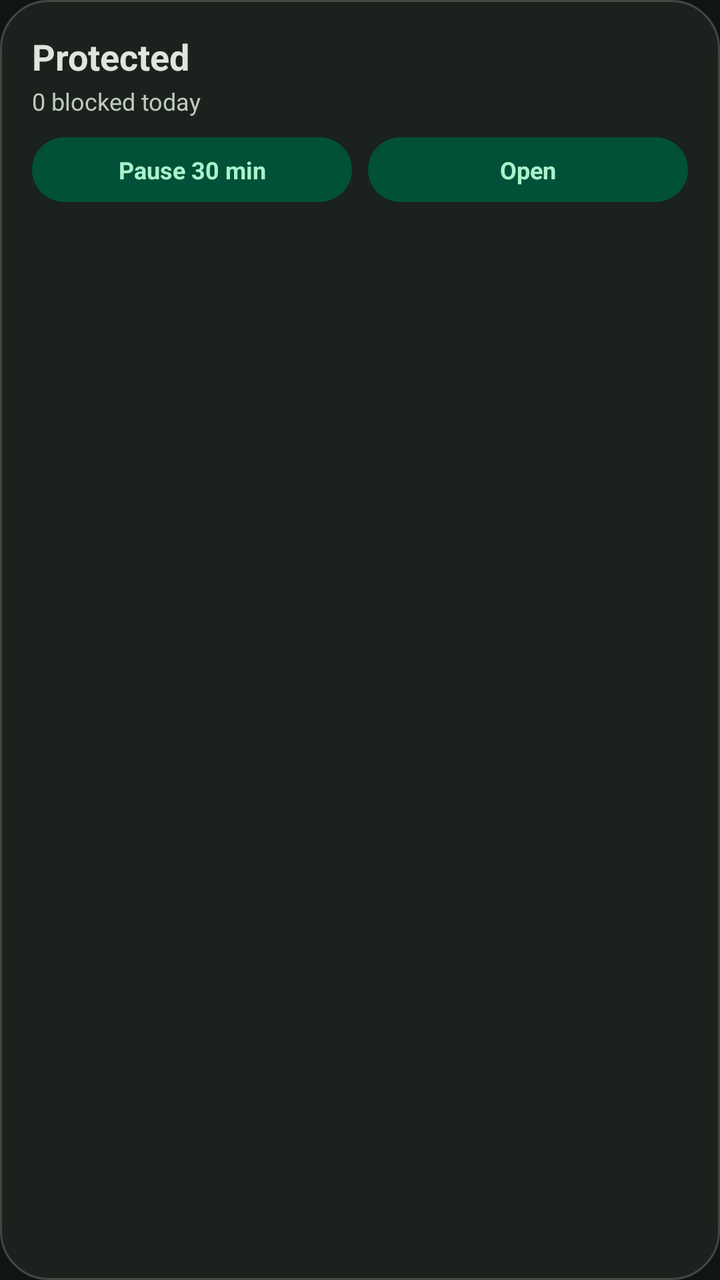
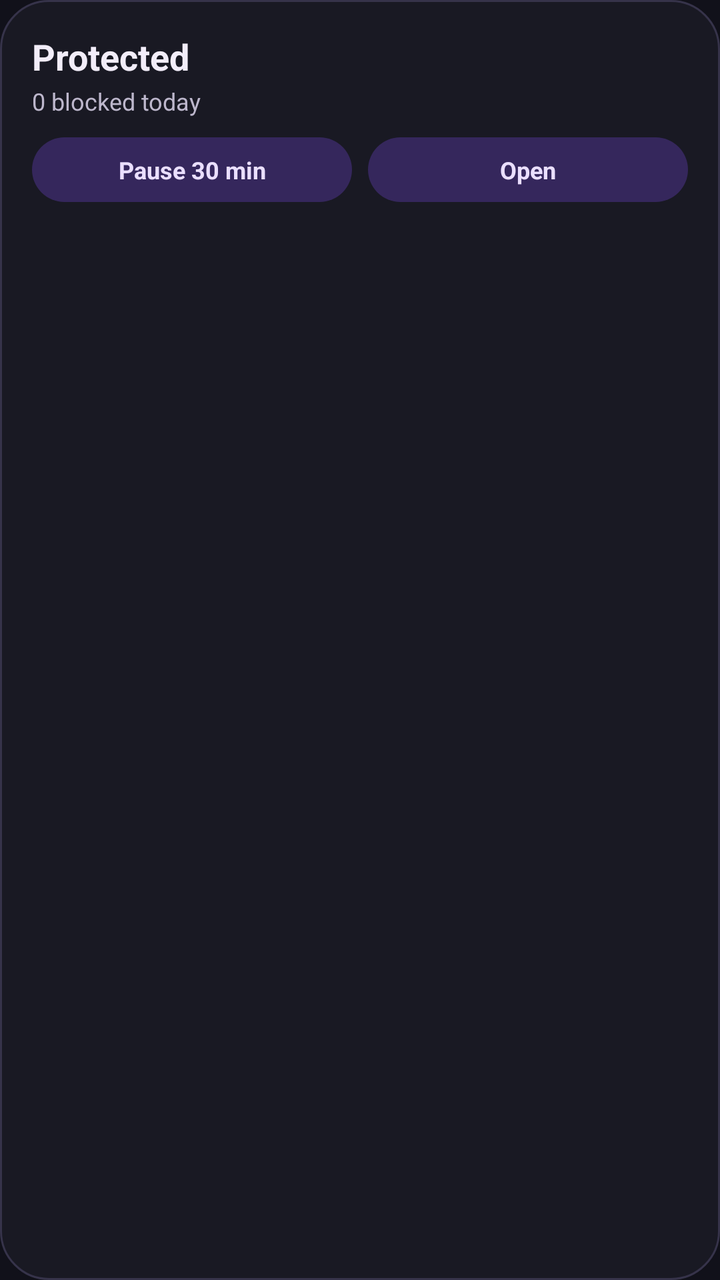

Screens rendered from an Android XML layout before and after an edit, with the pre-edit source and the edit as a unified diff.
<!-- AndroidManifest.xml: application theme Theme.HoleShield -->
<!-- res/layout/shield_widget.xml -->
<?xml version="1.0" encoding="utf-8"?>
<LinearLayout xmlns:android="http://schemas.android.com/apk/res/android"
    android:layout_width="match_parent"
    android:layout_height="match_parent"
    android:background="@drawable/widget_bg"
    android:orientation="vertical"
    android:padding="16dp">

    <TextView
        android:id="@+id/widgetStatus"
        android:layout_width="match_parent"
        android:layout_height="wrap_content"
        android:text="Protected"
        android:textColor="#dee4de"
        android:textSize="18sp"
        android:textStyle="bold" />

    <TextView
        android:id="@+id/widgetSub"
        android:layout_width="match_parent"
        android:layout_height="wrap_content"
        android:layout_marginTop="2dp"
        android:text="0 blocked today"
        android:textColor="#bfc9c1"
        android:textSize="12sp" />

    <LinearLayout
        android:layout_width="match_parent"
        android:layout_height="wrap_content"
        android:layout_marginTop="10dp"
        android:orientation="horizontal">

        <TextView
            android:id="@+id/widgetPause"
            android:layout_width="0dp"
            android:layout_height="wrap_content"
            android:layout_weight="1"
            android:background="@drawable/widget_button"
            android:gravity="center"
            android:paddingTop="8dp"
            android:paddingBottom="8dp"
            android:text="Pause 30 min"
            android:textColor="#a9f2cd"
            android:textSize="12sp"
            android:textStyle="bold" />

        <TextView
            android:id="@+id/widgetOpen"
            android:layout_width="0dp"
            android:layout_height="wrap_content"
            android:layout_marginStart="8dp"
            android:layout_weight="1"
            android:background="@drawable/widget_button"
            android:gravity="center"
            android:paddingTop="8dp"
            android:paddingBottom="8dp"
            android:text="Open"
            android:textColor="#a9f2cd"
            android:textSize="12sp"
            android:textStyle="bold" />
    </LinearLayout>
</LinearLayout>
<!-- resources referenced by this layout -->
<resources>
  <!-- drawable widget_bg (drawable) -->
  <?xml version="1.0" encoding="utf-8"?>
  <shape xmlns:android="http://schemas.android.com/apk/res/android"
      android:shape="rectangle">
      <solid android:color="#1b211d" />
      <corners android:radius="24dp" />
      <stroke android:width="1dp" android:color="#404943" />
  </shape>
  <!-- drawable widget_button (drawable) -->
  <?xml version="1.0" encoding="utf-8"?>
  <shape xmlns:android="http://schemas.android.com/apk/res/android"
      android:shape="rectangle">
      <solid android:color="#005137" />
      <corners android:radius="99dp" />
  </shape>
  <style name="Theme.HoleShield" parent="@android:style/Theme.Material.NoActionBar">
          <item name="android:windowBackground">@color/m3_surface</item>
          <item name="android:colorBackground">@color/m3_surface</item>
          <item name="android:colorForeground">@color/m3_on_surface</item>
          <item name="android:colorAccent">@color/m3_primary</item>
          <item name="android:statusBarColor">@android:color/transparent</item>
          <item name="android:navigationBarColor">@android:color/transparent</item>
          <item name="android:windowLightStatusBar">false</item>
          <item name="android:windowLightNavigationBar">false</item>
          <item name="android:windowActionModeOverlay">true</item>
          <item name="android:windowNoTitle">true</item>
      </style>
  <color name="m3_surface">#FF0F1511</color>
  <color name="m3_on_surface">#FFDEE4DE</color>
  <color name="m3_primary">#FF8ED5B2</color>
</resources>

<!-- the commit's change to res/layout/shield_widget.xml (unified diff, before → after) -->
@@ -11,7 +11,7 @@
         android:layout_width="match_parent"
         android:layout_height="wrap_content"
         android:text="Protected"
-        android:textColor="#dee4de"
+        android:textColor="@color/m3_on_surface"
         android:textSize="18sp"
         android:textStyle="bold" />
 
@@ -21,7 +21,7 @@
         android:layout_height="wrap_content"
         android:layout_marginTop="2dp"
         android:text="0 blocked today"
-        android:textColor="#bfc9c1"
+        android:textColor="@color/m3_on_surface_variant"
         android:textSize="12sp" />
 
     <LinearLayout
@@ -40,7 +40,7 @@
             android:paddingTop="8dp"
             android:paddingBottom="8dp"
             android:text="Pause 30 min"
-            android:textColor="#a9f2cd"
+            android:textColor="@color/m3_on_primary_container"
             android:textSize="12sp"
             android:textStyle="bold" />
 
@@ -55,7 +55,7 @@
             android:paddingTop="8dp"
             android:paddingBottom="8dp"
             android:text="Open"
-            android:textColor="#a9f2cd"
+            android:textColor="@color/m3_on_primary_container"
             android:textSize="12sp"
             android:textStyle="bold" />
     </LinearLayout>
<!-- resource entries referenced after the edit -->
@@ -1,18 +1,19 @@
 <!-- resources referenced by this layout -->
 <resources>
+  <color name="m3_on_primary_container">#FFEADFFF</color>
   <!-- drawable widget_bg (drawable) -->
   <?xml version="1.0" encoding="utf-8"?>
   <shape xmlns:android="http://schemas.android.com/apk/res/android"
       android:shape="rectangle">
-      <solid android:color="#1b211d" />
+      <solid android:color="@color/m3_surface_container" />
       <corners android:radius="24dp" />
-      <stroke android:width="1dp" android:color="#404943" />
+      <stroke android:width="1dp" android:color="@color/m3_outline_variant" />
   </shape>
   <!-- drawable widget_button (drawable) -->
   <?xml version="1.0" encoding="utf-8"?>
   <shape xmlns:android="http://schemas.android.com/apk/res/android"
       android:shape="rectangle">
-      <solid android:color="#005137" />
+      <solid android:color="@color/m3_primary_container" />
       <corners android:radius="99dp" />
   </shape>
   <style name="Theme.HoleShield" parent="@android:style/Theme.Material.NoActionBar">
@@ -27,8 +28,12 @@
           <item name="android:windowActionModeOverlay">true</item>
           <item name="android:windowNoTitle">true</item>
       </style>
-  <color name="m3_surface">#FF0F1511</color>
-  <color name="m3_on_surface">#FFDEE4DE</color>
-  <color name="m3_primary">#FF8ED5B2</color>
+  <color name="m3_surface_container">#FF191923</color>
+  <color name="m3_outline_variant">#FF36334A</color>
+  <color name="m3_primary_container">#FF35275C</color>
+  <color name="m3_surface">#FF11111A</color>
+  <color name="m3_on_surface">#FFF2EDF9</color>
+  <color name="m3_on_surface_variant">#FFBDB7CC</color>
+  <color name="m3_primary">#FFC9B5FF</color>
 </resources>
 
